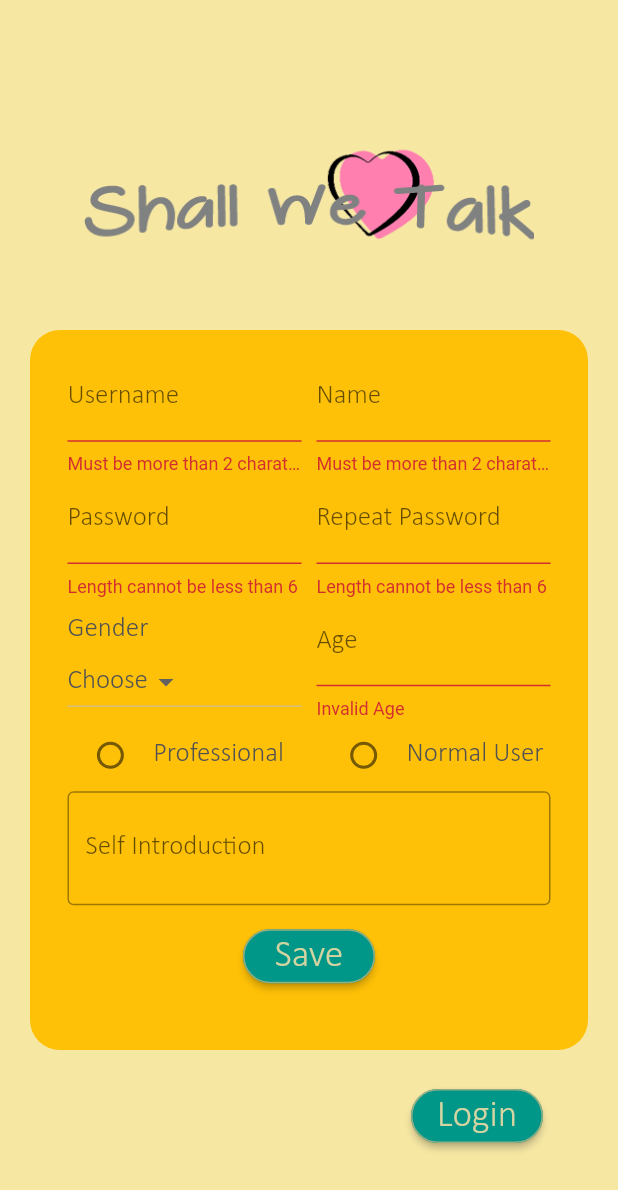
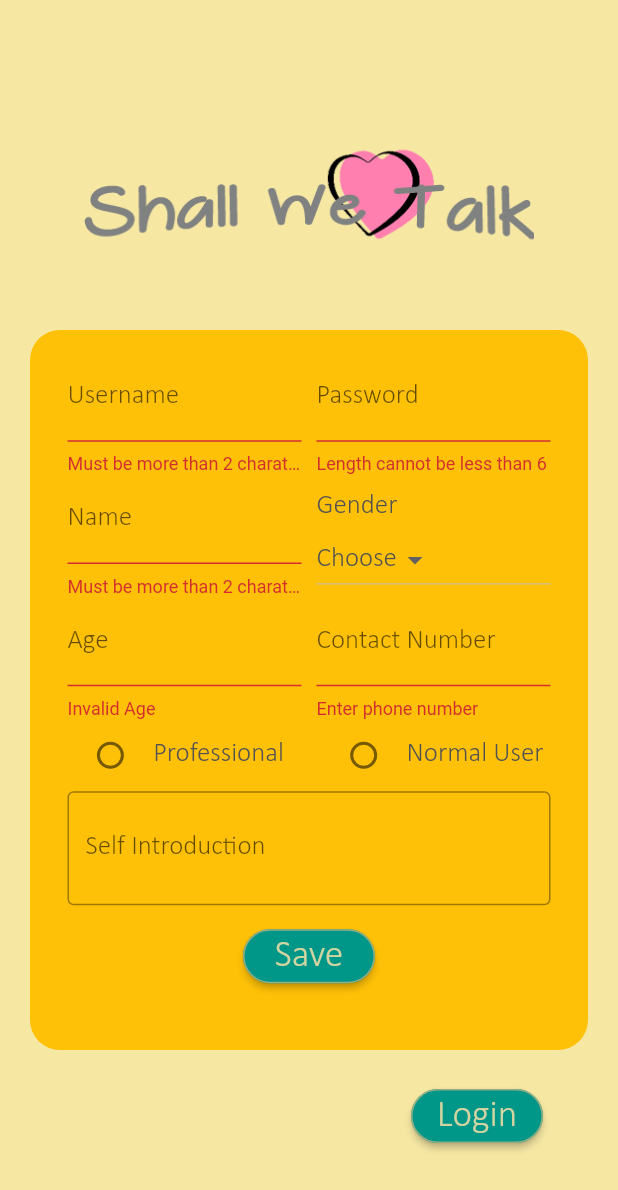
Before and after one commit to kennie98/Flutter-Shall_We_Talk, a Flutter app: the Register screen opened directly, after a tap on "Save", on a phone screen of 412 x 824 dp. Shown: the top 1190 px of the screen. Run offline on Flutter 3.47's test engine with Material 2 defaults, Android fonts, the phone set to English and light mode, and no system bars; our stand-ins replace cloud_firestore, firebase_auth, flutter_spinkit, geolocator, google_maps_flutter; accounts and stored records are empty; project files that could hold a hidden picture were left out.

Commit message:
phone call function added

```diff
--- a/lib/models/user_info.dart
+++ b/lib/models/user_info.dart
@@ -3,6 +3,7 @@ class UserInfo {
   final String name;
   final String gender;
   final int age;
+  final String phoneno;
   final String selfIntro;
   final bool pro;
   final double latitude;
@@ -13,6 +14,7 @@ class UserInfo {
       this.name,
       this.gender,
       this.age,
+      this.phoneno,
       this.selfIntro,
       this.pro,
       this.latitude,
--- a/lib/screens/authenticate/register.dart
+++ b/lib/screens/authenticate/register.dart
@@ -101,11 +101,11 @@ class _State extends State<SignUpBlock> {
   bool _autoValidate = false;
   String _username;
   String _name;
-  String _password1;
-  String _password2;
+  String _password;
   String _age;
   int _professional = -1;
   String _selectedGender;
+  String _phoneno;
 
   @override
   Widget build(BuildContext context) {
@@ -165,13 +165,14 @@ class _State extends State<SignUpBlock> {
               child: new TextFormField(
                 style: global_style.ts,
                 decoration: const InputDecoration(
-                  labelText: 'Name',
+                  labelText: 'Password',
                   helperText: '',
                 ),
-                keyboardType: TextInputType.text,
-                validator: _validateName,
+                keyboardType: TextInputType.visiblePassword,
+                validator: _validatePassword,
+                obscureText: true,
                 onSaved: (String val) {
-                  _name = val;
+                  _password = val;
                 },
               ),
             ),
@@ -183,37 +184,17 @@ class _State extends State<SignUpBlock> {
               child: new TextFormField(
                 style: global_style.ts,
                 decoration: const InputDecoration(
-                  labelText: 'Password',
+                  labelText: 'Name',
                   helperText: '',
                 ),
-                keyboardType: TextInputType.visiblePassword,
-                validator: _validatePassword,
-                obscureText: true,
+                keyboardType: TextInputType.text,
+                validator: _validateName,
                 onSaved: (String val) {
-                  _password1 = val;
+                  _name = val;
                 },
               ),
             ),
             SizedBox(width: 10),
-            Expanded(
-              child: new TextFormField(
-                style: global_style.ts,
-                decoration: const InputDecoration(
-                  labelText: 'Repeat Password',
-                  helperText: '',
-                ),
-                keyboardType: TextInputType.visiblePassword,
-                validator: _validatePassword,
-                obscureText: true,
-                onSaved: (String val) {
-                  _password2 = val;
-                },
-              ),
-            ),
-          ],
-        ),
-        Row(
-          children: <Widget>[
             Expanded(
               child: Column(
                 crossAxisAlignment: CrossAxisAlignment.stretch,
@@ -247,9 +228,10 @@ class _State extends State<SignUpBlock> {
                 ],
               ),
             ),
-            new SizedBox(
-              width: 10.0,
+          ],
         ),
+        Row(
+          children: <Widget>[
             Expanded(
               child: new TextFormField(
                 style: global_style.ts,
@@ -261,6 +243,23 @@ class _State extends State<SignUpBlock> {
                 validator: _validateAge,
                 onSaved: (String val) {
                   _age = val;
+                },
+              ),
+            ),
+            new SizedBox(
+              width: 10.0,
+            ),
+            Expanded(
+              child: new TextFormField(
+                style: global_style.ts,
+                decoration: const InputDecoration(
+                  labelText: 'Contact Number',
+                  helperText: '',
+                ),
+                keyboardType: TextInputType.number,
+                validator: _validatePhoneNumber,
+                onSaved: (String val) {
+                  _phoneno = val;
                 },
               ),
             ),
@@ -350,10 +349,20 @@ class _State extends State<SignUpBlock> {
       return null;
   }
 
+  String _validatePhoneNumber(String value) {
+    String patttern = r'(^(?:[+0]9)?[0-9]{10,12}$)';
+    RegExp regExp = new RegExp(patttern);
+    if (value.length == 0) {
+      return 'Enter phone number';
+    } else if (!regExp.hasMatch(value)) {
+      return 'Invalid phone number';
+    }
+    return null;
+  }
+
   void _validateInputs() async {
     if (_formKey.currentState.validate()) {
       Position _pos;
-      if (_password1 == _password2) {
       _formKey.currentState.save();
 
       setState(() {
@@ -365,28 +374,22 @@ class _State extends State<SignUpBlock> {
 
       dynamic result = await _auth.registerWithEmailAndPassword(
           _username + '${global_style.emailDomain}',
-            _password1,
+          _password,
           _name,
           _selectedGender,
           int.parse(_age),
+          _phoneno,
           selfIntroController.text,
           _professional == 0,
           _pos.latitude,
           _pos.longitude);
 
       if (result == null) {
-          global_style.showMessageDialog(
-              context, 'User account already exists');
+        global_style.showMessageDialog(context, 'User account already exists');
       }
       setState(() {
         _loading = false;
       });
-      } else {
-        setState(() {
-          _autoValidate = true;
-          global_style.showMessageDialog(context, 'Passwords are different');
-        });
     }
   }
 }
-}
--- a/lib/screens/home/home.dart
+++ b/lib/screens/home/home.dart
@@ -1,10 +1,10 @@
+import 'package:flutter/material.dart';
 import 'package:shall_we_talk/models/user.dart';
 import 'package:shall_we_talk/models/user_info.dart';
 import 'package:shall_we_talk/screens/home/user_info_list.dart';
 import 'package:shall_we_talk/services/auth.dart';
 import 'package:shall_we_talk/services/database.dart';
 import 'package:shall_we_talk/shared/loading.dart';
-import 'package:flutter/material.dart';
 import 'package:shall_we_talk/shared/global_style.dart' as global_style;
 import 'package:provider/provider.dart';
 import 'package:shall_we_talk/services/location.dart';
--- a/lib/screens/home/user_map.dart
+++ b/lib/screens/home/user_map.dart
@@ -15,10 +15,9 @@ class UserInfoPage extends StatefulWidget {
 class UserInfoPageState extends State<UserInfoPage> {
   @override
   Widget build(BuildContext context) {
-    print(widget.userInfo.latitude);
 
     return MaterialApp(
-      title: 'Shall We Talk - Home',
+      title: 'Shall We Talk - UserInfo',
       theme: ThemeData(
         primarySwatch: Colors.amber,
         fontFamily: "Calibri",
--- a/lib/services/auth.dart
+++ b/lib/services/auth.dart
@@ -47,6 +47,7 @@ class AuthService {
     String name,
     String gender,
     int age,
+    String phoneno,
     String selfIntro,
     bool pro,double latitude, double longitude
   ) async {
@@ -59,6 +60,7 @@ class AuthService {
         name,
         gender,
         age,
+        phoneno,
         selfIntro,
         pro,
         latitude,
--- /dev/null
+++ b/lib/services/call_sms_email.dart
@@ -0,0 +1,7 @@
+import 'package:url_launcher/url_launcher.dart';
+
+class CallsAndMessagesService {
+  void call(String number) => launch("tel:$number");
+  void sendSms(String number) => launch("sms:$number");
+  void sendEmail(String email) => launch("mailto:$email");
+}
--- a/lib/services/database.dart
+++ b/lib/services/database.dart
@@ -9,12 +9,13 @@ class DatabaseService {
   final CollectionReference userInfoCollection =
       Firestore.instance.collection('userInfo');
 
-  Future<void> updateUserData(String name, String gender, int age,
+  Future<void> updateUserData(String name, String gender, int age, String phone,
       String selfIntro, bool pro, double lat, double long) async {
     return await userInfoCollection.document(uid).setData({
       'name': name,
       'gender': gender,
       'age': age,
+      'phoneno': phone,
       'self_intro': selfIntro,
       'pro': pro,
       'latitude': lat,
@@ -37,6 +38,7 @@ class DatabaseService {
         name: doc.data['name'] ?? '',
         gender: doc.data['gender'] ?? '',
         age: doc.data['age'] ?? '0',
+        phoneno: doc.data['phoneno'] ?? '0',
         selfIntro: doc.data['selfIntro'] ?? '',
         pro: doc.data['pro'] ?? false,
         latitude: doc.data['latitude'] ?? 0.0,
@@ -52,6 +54,7 @@ class DatabaseService {
       name: snapshot.data['name'],
       gender: snapshot.data['gender'],
       age: snapshot.data['age'],
+      phoneno: snapshot.data['phoneno'],
       selfIntro: snapshot.data['selfIntro'],
       pro: snapshot.data['pro'],
       latitude: snapshot.data['latitude'] ?? 0.0,
--- a/pubspec.yaml
+++ b/pubspec.yaml
@@ -25,6 +25,7 @@ dependencies:
   flutter_spinkit: "^4.0.0"
   google_maps_flutter: ^0.5.21+14
   geolocator: ^5.1.5
+  url_launcher: ^5.2.1
 
   # The following adds the Cupertino Icons font to your application.
   # Use with the CupertinoIcons class for iOS style icons.
```
Also changed, not shown: lib/screens/home/user_info_tile.dart (+6 -1 lines), pubspec.lock. Lines whose indentation alone changed are shown as unchanged.
